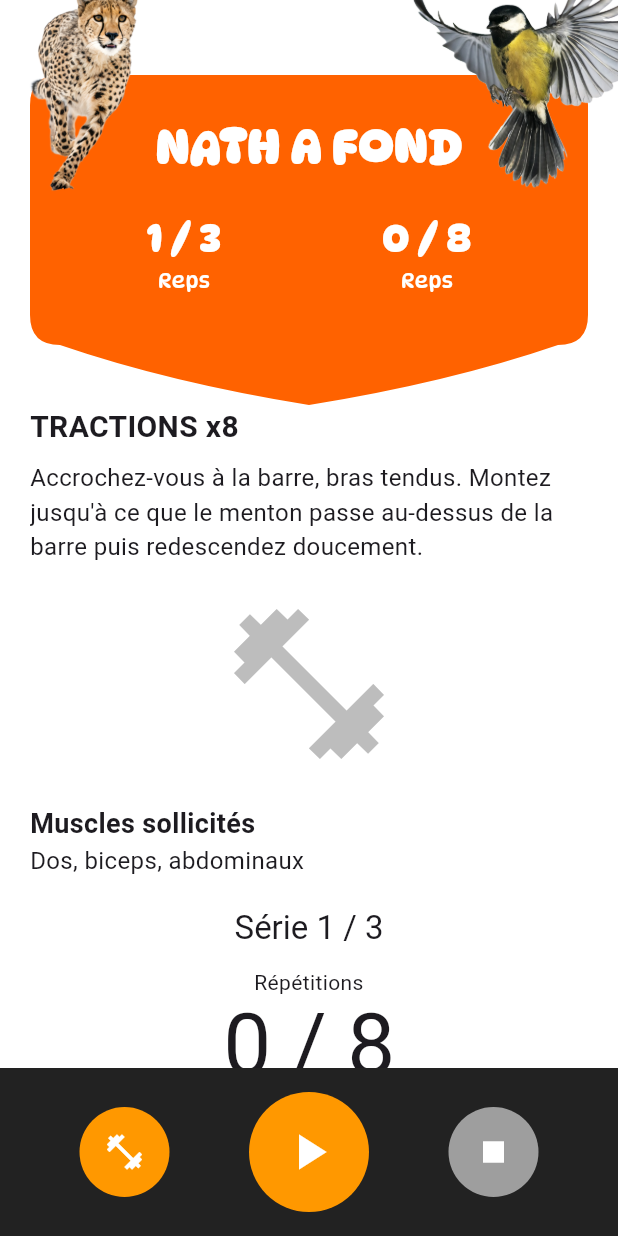
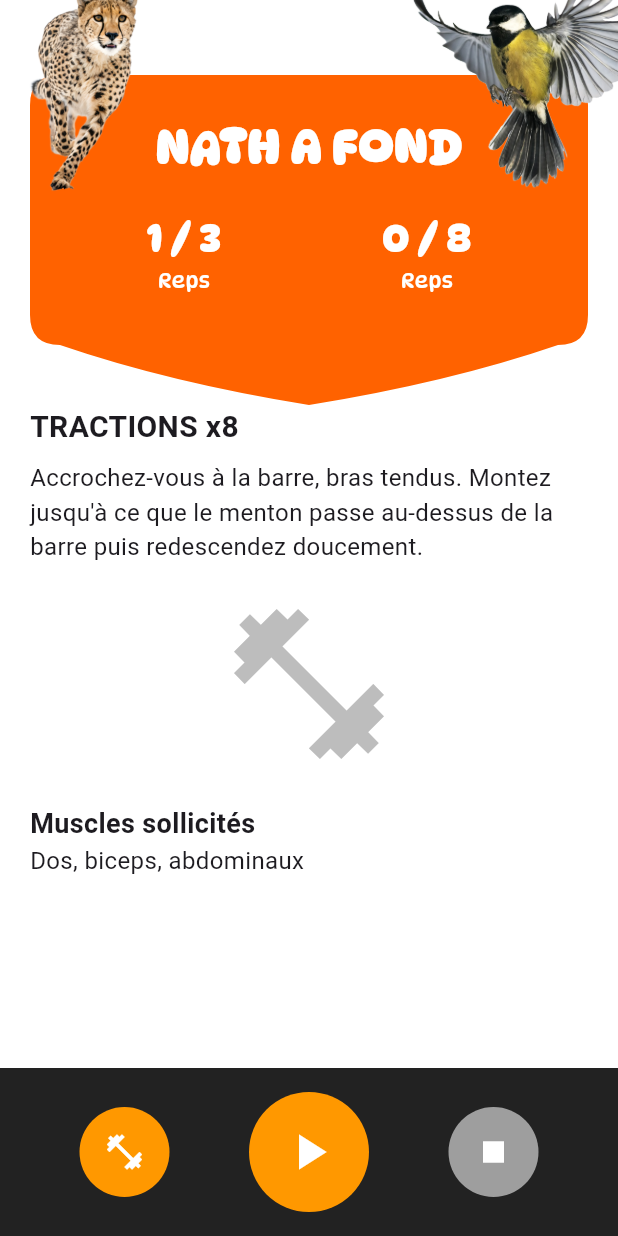
Before and after one commit to Louen12/natation, a Flutter app: the screen it shows after launch, on a phone screen of 412 x 824 dp. Run offline on Flutter 3.47's test engine with Material 3 defaults, Android fonts, the phone set to English and light mode, and no system bars; our stand-ins replace flutter_map, latlong2, sensors_plus.

Commit message:
add rest remaining display to traction_page.dart for improved user feedback

```diff
--- a/lib/screens/traction_page.dart
+++ b/lib/screens/traction_page.dart
@@ -336,6 +336,7 @@ class _TractionPageState extends State<TractionPage> {
                 series: currentSet,
                 totalRepetitions: plan.repsPerSet,
                 totalSeries: plan.sets,
+                repos: restRemaining,
                 leftImage: "assets/images/guepard.png",
                 rightImage: "assets/images/mesange.png",
               ),
@@ -377,36 +378,6 @@ class _TractionPageState extends State<TractionPage> {
                       style: TextStyle(fontSize: 16),
                     ),
                     const SizedBox(height: 20),
-                    Text(
-                      "Série $currentSet / ${plan.sets}",
-                      style: Theme.of(context).textTheme.titleLarge,
-                      textAlign: TextAlign.center,
-                    ),
-                    const SizedBox(height: 12),
-                    if (inRest) ...[
-                      const Text('Repos', textAlign: TextAlign.center),
-                      Text(
-                        '$restRemaining s',
-                        style: Theme.of(context).textTheme.displayMedium,
-                        textAlign: TextAlign.center,
-                      ),
-                      const SizedBox(height: 6),
-                      LinearProgressIndicator(
-                        value: plan.restSeconds == 0
-                            ? 1
-                            : (plan.restSeconds - restRemaining) /
-                                plan.restSeconds,
-                      ),
-                    ] else ...[
-                      const Text('Répétitions', textAlign: TextAlign.center),
-                      Text(
-                        '$currentReps / ${plan.repsPerSet}',
-                        style: Theme.of(context).textTheme.displayLarge,
-                        textAlign: TextAlign.center,
-                      ),
-                    ],
-                    const SizedBox(height: 16),
-
                   ],
                 ),
               ),
```
